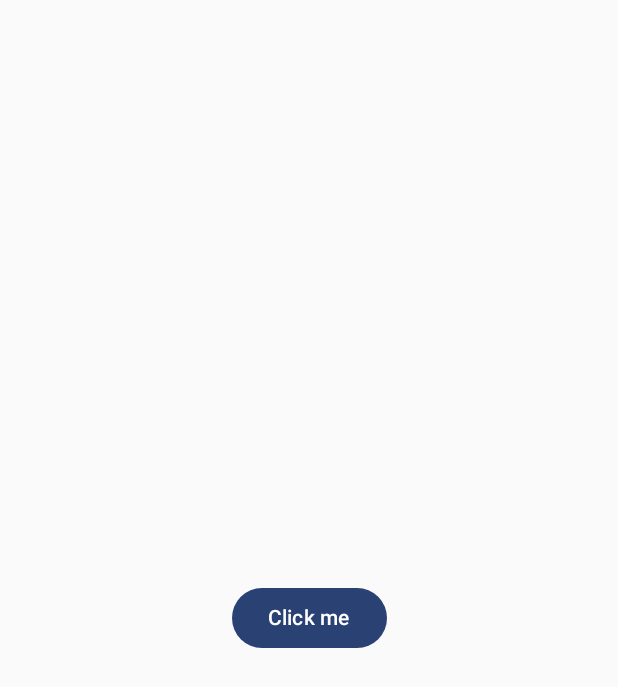
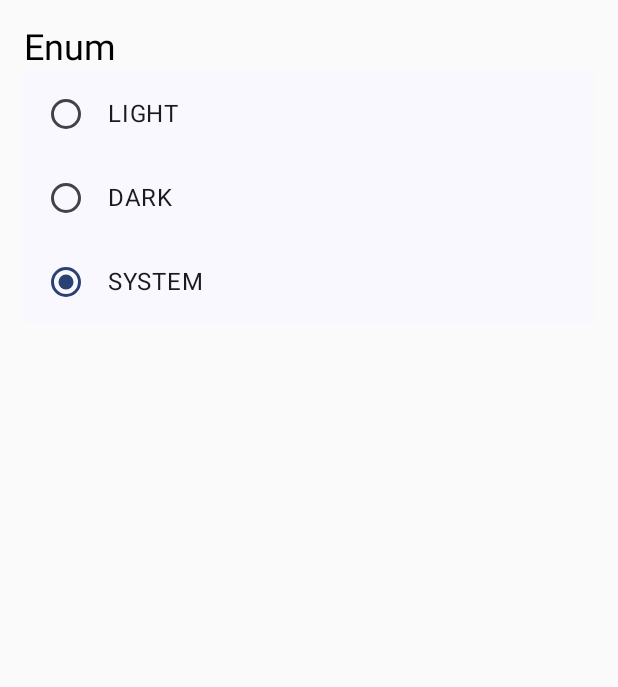
Before and after one commit to ArthurKun21/generic-datastore, an Android app built with Jetpack Compose: the screen it shows after launch (MainActivity), on a phone screen of 412 x 824 dp. Shown: the top 687 px of the screen. Run offline under Robolectric (Android 15) with nearby library versions, the phone set to English and light mode, and no system bars.

```diff
--- a/app/src/main/AndroidManifest.xml
+++ b/app/src/main/AndroidManifest.xml
@@ -1,7 +1,9 @@
 <?xml version="1.0" encoding="utf-8"?>
 <manifest xmlns:android="http://schemas.android.com/apk/res/android"
     xmlns:tools="http://schemas.android.com/tools">
+
     <application
+        android:name=".MainApplication"
         android:allowBackup="true"
         android:dataExtractionRules="@xml/data_extraction_rules"
         android:fullBackupContent="@xml/backup_rules"
--- /dev/null
+++ b/app/src/main/java/io/github/arthurkun/generic/datastore/app/AppContainer.kt
@@ -0,0 +1,31 @@
+package io.github.arthurkun.generic.datastore.app
+
+import android.content.Context
+import androidx.datastore.core.DataStore
+import androidx.datastore.preferences.core.PreferenceDataStoreFactory
+import androidx.datastore.preferences.core.Preferences
+import io.github.arthurkun.generic.datastore.GenericPreferenceDatastore
+import io.github.arthurkun.generic.datastore.app.domain.PreferenceStore
+import okio.Path.Companion.toPath
+
+class AppContainer(context: Context) {
+
+    fun createDataStore(producePath: () -> String): DataStore<Preferences> =
+        PreferenceDataStoreFactory.createWithPath(
+            produceFile = { producePath().toPath() }
+        )
+
+    internal val dataStoreFileName = "dice.preferences_pb"
+
+    private fun createDataStore(context: Context): DataStore<Preferences> = createDataStore(
+        producePath = { context.filesDir.resolve(dataStoreFileName).absolutePath }
+    )
+
+    private val genericPreferenceDatastore = GenericPreferenceDatastore(
+        datastore = createDataStore(context)
+    )
+
+    val preferenceStore = PreferenceStore(
+        genericPreferenceDatastore
+    )
+}
--- a/app/src/main/java/io/github/arthurkun/generic/datastore/app/MainActivity.kt
+++ b/app/src/main/java/io/github/arthurkun/generic/datastore/app/MainActivity.kt
@@ -1,43 +1,29 @@
 package io.github.arthurkun.generic.datastore.app
 
 import android.os.Bundle
-import androidx.activity.ComponentActivity
 import androidx.activity.compose.setContent
 import androidx.appcompat.app.AppCompatActivity
-import androidx.compose.foundation.layout.Arrangement
-import androidx.compose.foundation.layout.Column
-import androidx.compose.foundation.layout.fillMaxSize
-import androidx.compose.material3.Button
-import androidx.compose.material3.Text
-import androidx.compose.runtime.Composable
-import androidx.compose.ui.Alignment
-import androidx.compose.ui.Modifier
 import io.github.arthurkun.generic.datastore.app.theme.GenericDataStoreAppTheme
+import io.github.arthurkun.generic.datastore.app.ui.MainScreen
+import io.github.arthurkun.generic.datastore.app.ui.MainViewModel
 
 class MainActivity : AppCompatActivity() {
 
+    private lateinit var mainViewModel: MainViewModel
 
     override fun onCreate(savedInstanceState: Bundle?) {
         super.onCreate(savedInstanceState)
+
+        val appContainer = (application as MainApplication).appContainer
+
+        mainViewModel = MainViewModel(appContainer.preferenceStore)
+
         setContent {
             GenericDataStoreAppTheme {
-                MainContent()
+                MainScreen(
+                    vm = mainViewModel
+                )
             }
         }
     }
 }
-
-@Composable
-private fun MainContent() {
-    Column(
-        modifier = Modifier.fillMaxSize(),
-        verticalArrangement = Arrangement.Center,
-        horizontalAlignment = Alignment.CenterHorizontally
-    ) {
-        Button(onClick = {
-
-        }) {
-            Text("Click me")
-        }
-    }
-}
--- /dev/null
+++ b/app/src/main/java/io/github/arthurkun/generic/datastore/app/MainApplication.kt
@@ -0,0 +1,8 @@
+package io.github.arthurkun.generic.datastore.app
+
+import android.app.Application
+
+class MainApplication : Application() {
+
+    val appContainer = AppContainer(this)
+}
--- /dev/null
+++ b/app/src/main/java/io/github/arthurkun/generic/datastore/app/domain/PreferenceStore.kt
@@ -0,0 +1,29 @@
+package io.github.arthurkun.generic.datastore.app.domain
+
+import io.github.arthurkun.generic.datastore.GenericPreferenceDatastore
+import io.github.arthurkun.generic.datastore.enum
+
+class PreferenceStore(
+    datastore: GenericPreferenceDatastore,
+) {
+
+    val theme = datastore.enum(
+        "theme",
+        defaultValue = Theme.SYSTEM,
+    )
+
+    val text = datastore.string(
+        "text",
+        defaultValue = "Hello World!",
+    )
+
+    val num = datastore.int(
+        "num",
+        defaultValue = 0,
+    )
+
+    val bool = datastore.bool(
+        "bool",
+        defaultValue = false,
+    )
+}
--- /dev/null
+++ b/app/src/main/java/io/github/arthurkun/generic/datastore/app/domain/Theme.kt
@@ -0,0 +1,7 @@
+package io.github.arthurkun.generic.datastore.app.domain
+
+enum class Theme {
+    LIGHT,
+    DARK,
+    SYSTEM,
+}
--- /dev/null
+++ b/app/src/main/java/io/github/arthurkun/generic/datastore/app/ui/MainScreen.kt
@@ -0,0 +1,60 @@
+package io.github.arthurkun.generic.datastore.app.ui
+
+import androidx.compose.foundation.layout.fillMaxSize
+import androidx.compose.foundation.layout.fillMaxWidth
+import androidx.compose.foundation.layout.padding
+import androidx.compose.foundation.lazy.LazyColumn
+import androidx.compose.foundation.lazy.items
+import androidx.compose.foundation.selection.selectable
+import androidx.compose.material3.ListItem
+import androidx.compose.material3.MaterialTheme
+import androidx.compose.material3.RadioButton
+import androidx.compose.material3.Text
+import androidx.compose.runtime.Composable
+import androidx.compose.runtime.getValue
+import androidx.compose.ui.Modifier
+import androidx.compose.ui.unit.dp
+import androidx.lifecycle.compose.collectAsStateWithLifecycle
+import androidx.lifecycle.viewmodel.compose.viewModel
+import io.github.arthurkun.generic.datastore.app.domain.Theme
+
+@Composable
+fun MainScreen(
+    vm: MainViewModel = viewModel(),
+) {
+    val theme by vm.theme.collectAsStateWithLifecycle()
+
+    LazyColumn(
+        modifier = Modifier
+            .fillMaxSize()
+            .padding(16.dp)
+    ) {
+        item {
+            Text(
+                "Enum",
+                style = MaterialTheme.typography.headlineSmall
+            )
+        }
+        items(Theme.entries) { entry ->
+            ListItem(
+                headlineContent = {
+                    Text(entry.name)
+                },
+                leadingContent = {
+                    RadioButton(
+                        selected = entry == theme,
+                        onClick = null
+                    )
+                },
+                modifier = Modifier
+                    .fillMaxWidth()
+                    .selectable(
+                        selected = entry == theme,
+                        onClick = {
+                            vm.updateTheme(entry)
+                        }
+                    )
+            )
+        }
+    }
+}
--- /dev/null
+++ b/app/src/main/java/io/github/arthurkun/generic/datastore/app/ui/MainViewModel.kt
@@ -0,0 +1,18 @@
+package io.github.arthurkun.generic.datastore.app.ui
+
+import androidx.lifecycle.ViewModel
+import androidx.lifecycle.viewModelScope
+import io.github.arthurkun.generic.datastore.app.domain.PreferenceStore
+import io.github.arthurkun.generic.datastore.app.domain.Theme
+import kotlinx.coroutines.launch
+
+class MainViewModel(
+    private val preferenceStore: PreferenceStore,
+) : ViewModel() {
+
+    val theme = preferenceStore.theme.stateIn(viewModelScope)
+
+    fun updateTheme(theme: Theme) = viewModelScope.launch {
+        preferenceStore.theme.set(theme)
+    }
+}
```
